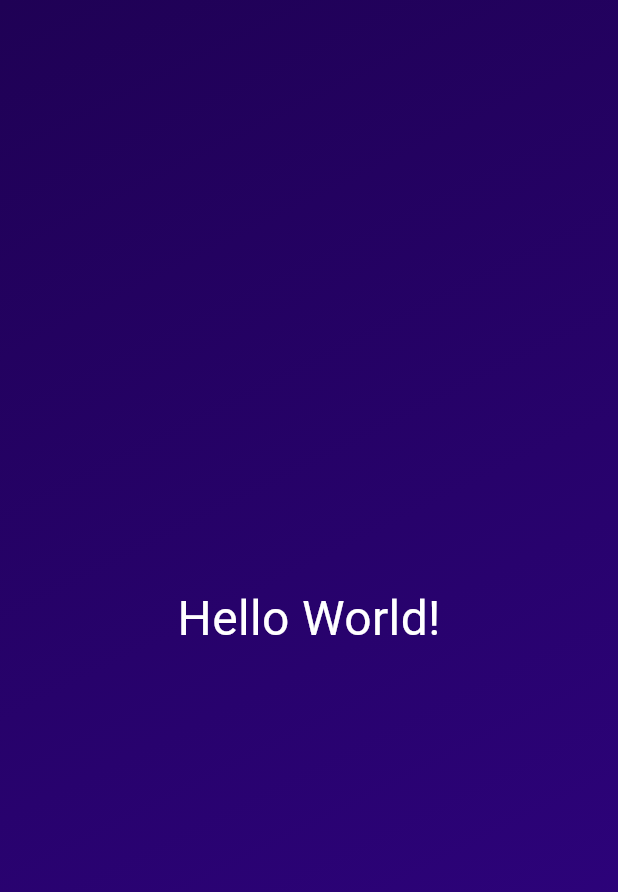
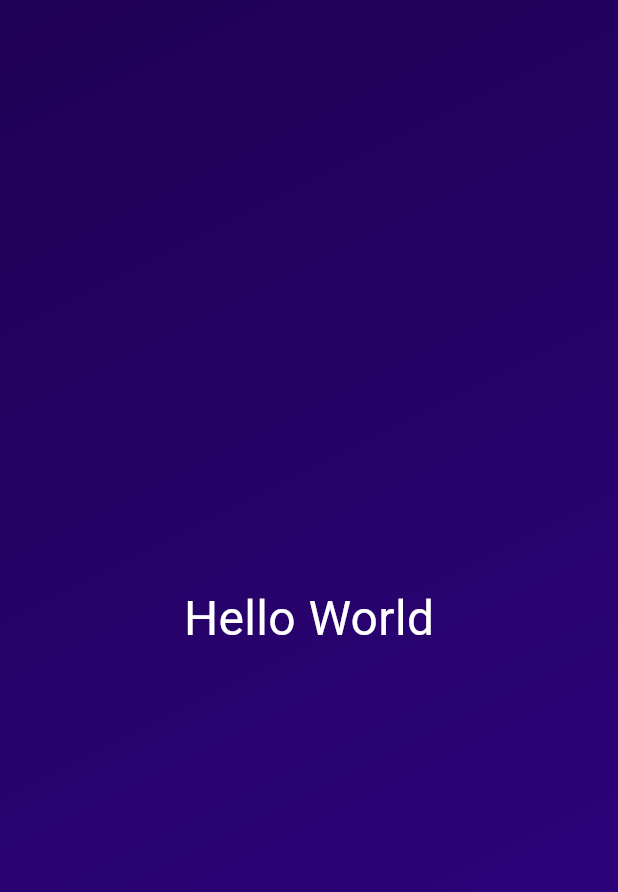
Before and after one commit to Sam-111001/flutter_diceRollApp, a Flutter app: the screen it shows after launch, on a phone screen of 412 x 824 dp. Shown: the top 892 px of the screen. Run offline on Flutter 3.47's test engine with Material 3 defaults, Android fonts, the phone set to English and light mode, and no system bars.

Commit message:
Created a new custon widget for styled text, made the text dynamic. Also made the gradient colors dynamic

```diff
--- a/lib/gradient_container.dart
+++ b/lib/gradient_container.dart
@@ -1,28 +1,23 @@
 import 'package:flutter/material.dart';
 
+import 'package:first_app/styled_text.dart';
+
 class GradientContainer extends StatelessWidget {
-  const GradientContainer({super.key});
+  const GradientContainer(this.gradientColors, {super.key});
+
+  final List<Color> gradientColors;
   @override
   Widget build(context) {
     return Container(
-      decoration: const BoxDecoration(
+      decoration: BoxDecoration(
         gradient: LinearGradient(
-          colors: [
-            Color.fromARGB(255, 31, 1, 85),
-            Color.fromARGB(255, 48, 3, 132)
-          ],
+          colors: gradientColors,
           begin: Alignment.topLeft,
           end: Alignment.bottomRight,
         ),
       ),
       child: const Center(
-        child: Text(
-          'Hello World!',
-          style: TextStyle(
-            color: Colors.white,
-            fontSize: 32,
-          ),
-        ),
+        child: StyledText("Hello World"),
       ),
     );
   }
--- a/lib/main.dart
+++ b/lib/main.dart
@@ -6,7 +6,9 @@ void main() {
   runApp(
     const MaterialApp(
       home: Scaffold(
-        body: GradientContainer(),
+        body: GradientContainer(
+          [Color.fromARGB(255, 31, 1, 85), Color.fromARGB(255, 48, 3, 132)],
+        ),
       ),
     ),
   );
--- /dev/null
+++ b/lib/styled_text.dart
@@ -0,0 +1,17 @@
+import 'package:flutter/material.dart';
+
+class StyledText extends StatelessWidget {
+  const StyledText(this.text, {super.key});
+
+  final String text;
+  @override
+  Widget build(context) {
+    return Text(
+      text,
+      style: const TextStyle(
+        color: Colors.white,
+        fontSize: 32,
+      ),
+    );
+  }
+}
```
